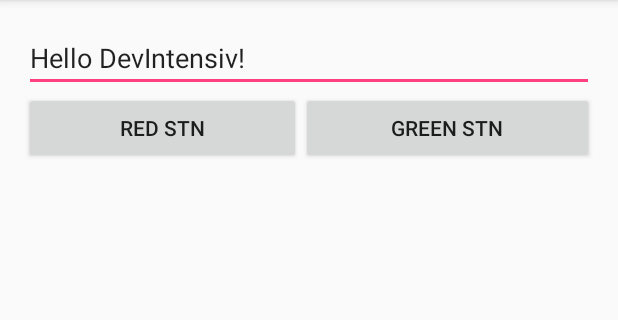
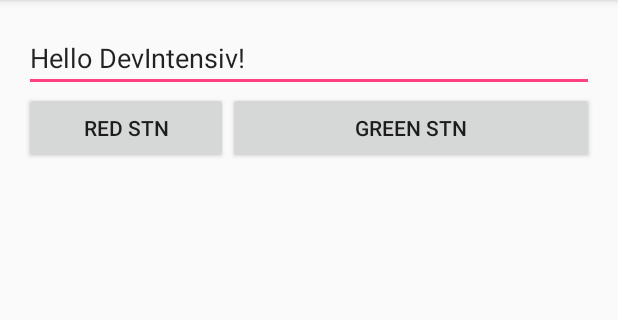
Before and after one commit to luminiks/DevIntensive, an Android app: the screen it shows after launch (MainActivity), on a phone screen of 412 x 824 dp, the part 84-404 px from its top. Run offline under Robolectric (Android 15) with nearby library versions, the phone set to English and light mode, and no system bars; 1 statement that could not run was skipped.

Commit message:
test with weight (1/4)

```diff
--- a/app/src/main/res/layout/activity_main.xml
+++ b/app/src/main/res/layout/activity_main.xml
@@ -36,14 +36,14 @@
                 android:layout_width="wrap_content"
                 android:layout_height="wrap_content"
                 android:text="Red Stn"
-                android:layout_weight="0.5"/>
+                android:layout_weight="0.25"/>
 
             <Button
                 android:id="@+id/green_btn"
                 android:layout_width="wrap_content"
                 android:layout_height="wrap_content"
                 android:text="Green Stn"
-                android:layout_weight="0.5"/>
+                android:layout_weight="0.75"/>
         </LinearLayout>
     </LinearLayout>
 
```
